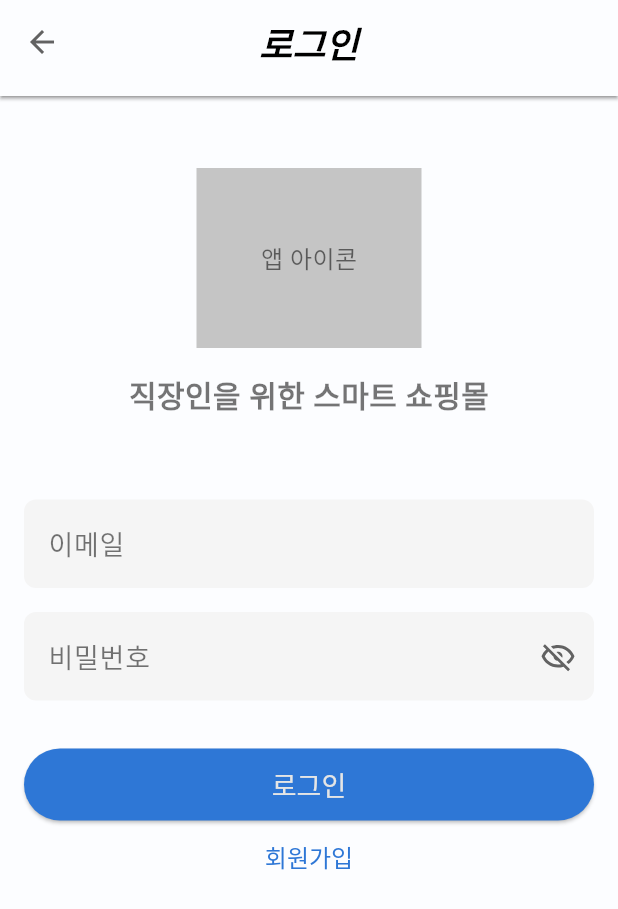
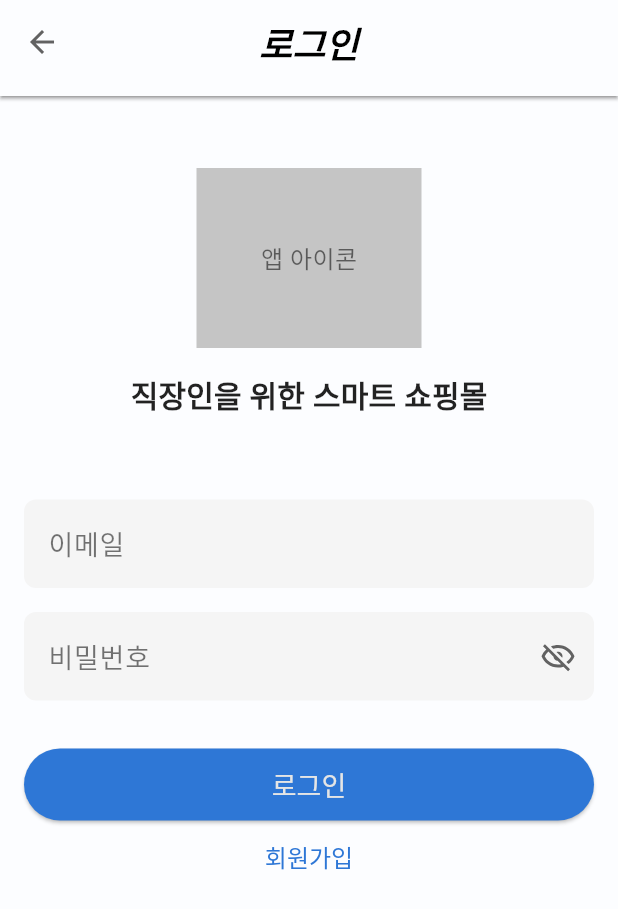
Before and after one commit to LIKELION-Android-Bootcamp-4th/AOS-04-officeShoppingMall, a Flutter app: the screen it shows after launch, on a phone screen of 412 x 824 dp. Shown: the top 909 px of the screen. Run offline on Flutter 3.47's test engine with Material 3 defaults, Android fonts, the phone set to English and light mode, and no system bars; our stand-ins replace dio, flutter_svg, google_fonts, pretty_dio_logger.

Commit message:
refactor 어플 소개 텍스트 스타일 변경

```diff
--- a/lib/feature/auth/ui/auth_header.dart
+++ b/lib/feature/auth/ui/auth_header.dart
@@ -23,7 +23,7 @@ class AuthHeader extends StatelessWidget {
 
           Text(
             "직장인을 위한 스마트 쇼핑몰",
-            style: TextStyle(fontWeight: FontWeight.bold, fontSize: 20),
+            style: Theme.of(context).textTheme.titleSmall,
           ),
           SizedBox(height: 56),
         ],
--- a/pubspec.yaml
+++ b/pubspec.yaml
@@ -48,6 +48,7 @@ dependencies:
   shared_preferences: ^2.5.3
   pretty_dio_logger: ^1.4.0
   sqflite: ^2.4.2
+
 
 dev_dependencies:
   flutter_test:
```
